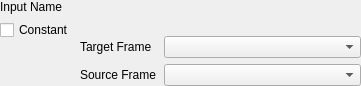
Above: ui/input_frame_widget.ui from ARoefer/giskard_ide before the change. Below: the same form after it.
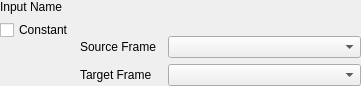
That is the form after the change. Custom widgets are drawn as their Qt base class.

```diff
--- a/ui/input_frame_widget.ui
+++ b/ui/input_frame_widget.ui
@@ -126,19 +126,19 @@
         <item row="4" column="0" colspan="2">
          <widget class="QLabel" name="label_2">
           <property name="text">
-           <string>Source Frame</string>
+           <string>Target Frame</string>
           </property>
          </widget>
         </item>
         <item row="2" column="0">
          <widget class="QLabel" name="label">
           <property name="text">
-           <string>Target Frame</string>
+           <string>Source Frame</string>
           </property>
          </widget>
         </item>
         <item row="2" column="2">
-         <widget class="rviz::EditableComboBox" name="cbTargetFrame">
+         <widget class="giskard_sim::TfFrameComboBox" name="cbSourceFrame">
           <property name="sizePolicy">
            <sizepolicy hsizetype="MinimumExpanding" vsizetype="Fixed">
             <horstretch>0</horstretch>
@@ -148,7 +148,7 @@
          </widget>
         </item>
         <item row="4" column="2">
-         <widget class="rviz::EditableComboBox" name="cbSourceFrame">
+         <widget class="giskard_sim::TfFrameComboBox" name="cbTargetFrame">
           <property name="sizePolicy">
            <sizepolicy hsizetype="MinimumExpanding" vsizetype="Fixed">
             <horstretch>0</horstretch>
@@ -165,11 +165,6 @@
   </layout>
  </widget>
  <customwidgets>
-  <customwidget>
-   <class>rviz::EditableComboBox</class>
-   <extends>QComboBox</extends>
-   <header>rviz/properties/editable_combo_box.h</header>
-  </customwidget>
   <customwidget>
    <class>giskard_sim::VectorWidget</class>
    <extends>QWidget</extends>
@@ -179,6 +174,11 @@
     <signal>valueChanged(Eigen::Vector3d)</signal>
    </slots>
   </customwidget>
+  <customwidget>
+   <class>giskard_sim::TfFrameComboBox</class>
+   <extends>QComboBox</extends>
+   <header>giskard_sim/tf_combo_box.h</header>
+  </customwidget>
  </customwidgets>
  <resources/>
  <connections>
```
Left out of the diff: 4 changed lines with no effect on the pictures.
